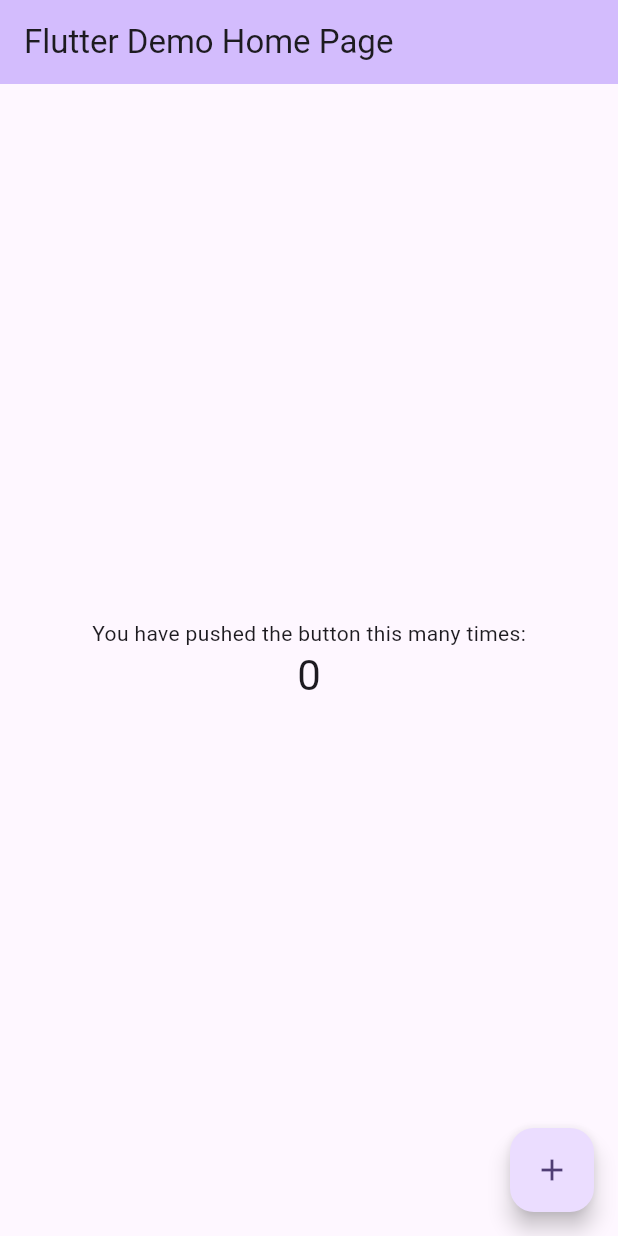
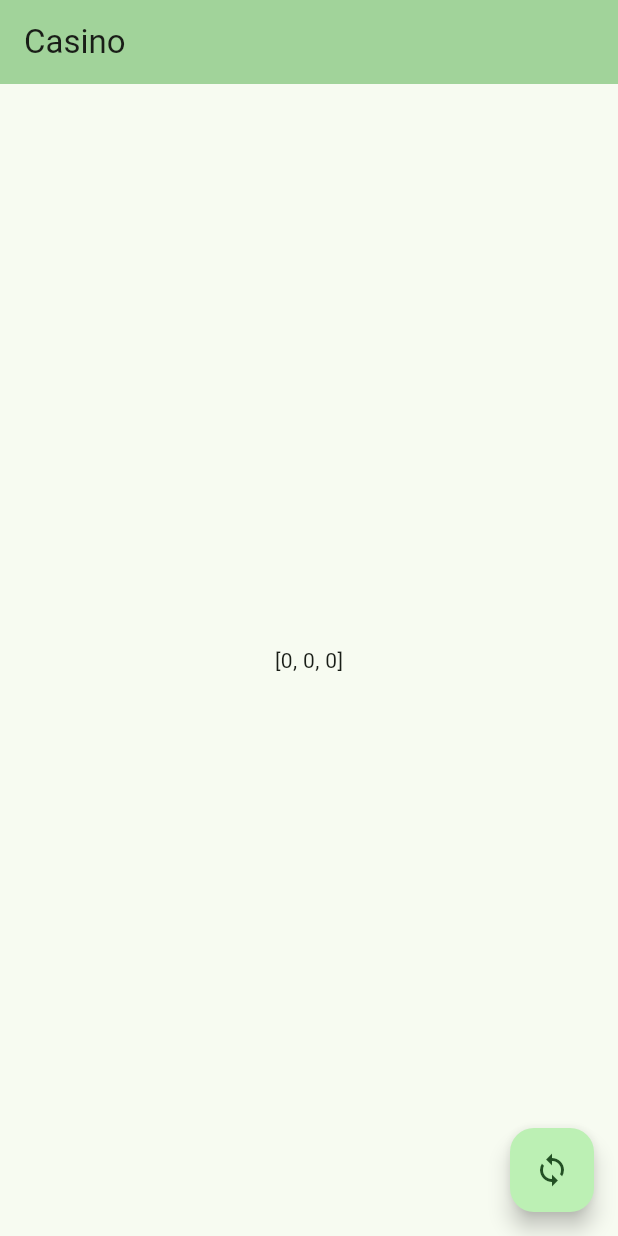
Before and after one commit to Ethan-C11/casino-flutter, a Flutter app: the screen it shows after launch, on a phone screen of 412 x 824 dp. Run offline on Flutter 3.47's test engine with Material 3 defaults, Android fonts, the phone set to English and light mode, and no system bars.

Commit message:
Logique métier

```diff
--- /dev/null
+++ b/lib/casino_index.dart
@@ -0,0 +1,8 @@
+import 'dart:math';
+
+class CasinoIndex {
+
+  static List<int> playCasino() {
+     return [Random().nextInt(8), Random().nextInt(8), Random().nextInt(8)];
+  }
+}
--- /dev/null
+++ b/lib/casino_widget.dart
@@ -0,0 +1,53 @@
+import 'package:flutter/material.dart';
+import './casino_index.dart';
+
+
+class CasinoWidget extends StatefulWidget {
+  const CasinoWidget({super.key, required this.title});
+  final String title;
+
+  @override
+  State<CasinoWidget> createState() => _CasinoWidgetState();
+}
+
+class _CasinoWidgetState extends State<CasinoWidget> {
+  List<int> _casinoResult = [0,0,0];
+
+  void setCasinoResult(int slot1, int slot2, int slot3) {
+    setState(() {
+      _casinoResult = [slot1, slot2, slot3];
+    });
+  }
+
+  void _onButtonPressed() {
+    List<int> casinoResult = CasinoIndex.playCasino();
+    setCasinoResult(casinoResult[0], casinoResult[1], casinoResult[2]);
+  }
+
+  @override
+  Widget build(BuildContext context) {
+
+    Widget cleanBuild() {
+      return  Column(
+          mainAxisAlignment: MainAxisAlignment.center,
+          children: <Widget>[
+            Text(_casinoResult.toString())
+          ],
+        );
+    }
+
+    return Scaffold(
+      appBar: AppBar(
+        backgroundColor: Theme.of(context).colorScheme.inversePrimary,
+        title: Text(widget.title),
+      ),
+      body: Center( child: cleanBuild()
+      ),
+      floatingActionButton: FloatingActionButton(
+        onPressed: _onButtonPressed,
+        tooltip: 'Play',
+        child: const Icon(Icons.loop)
+      ),
+    );
+  }
+}
--- a/lib/main.dart
+++ b/lib/main.dart
@@ -1,125 +1,6 @@
 import 'package:flutter/material.dart';
+import './my_app.dart';
 
 void main() {
   runApp(const MyApp());
 }
-
-class MyApp extends StatelessWidget {
-  const MyApp({super.key});
-
-  // This widget is the root of your application.
-  @override
-  Widget build(BuildContext context) {
-    return MaterialApp(
-      title: 'Flutter Demo',
-      theme: ThemeData(
-        // This is the theme of your application.
-        //
-        // TRY THIS: Try running your application with "flutter run". You'll see
-        // the application has a purple toolbar. Then, without quitting the app,
-        // try changing the seedColor in the colorScheme below to Colors.green
-        // and then invoke "hot reload" (save your changes or press the "hot
-        // reload" button in a Flutter-supported IDE, or press "r" if you used
-        // the command line to start the app).
-        //
-        // Notice that the counter didn't reset back to zero; the application
-        // state is not lost during the reload. To reset the state, use hot
-        // restart instead.
-        //
-        // This works for code too, not just values: Most code changes can be
-        // tested with just a hot reload.
-        colorScheme: ColorScheme.fromSeed(seedColor: Colors.deepPurple),
-        useMaterial3: true,
-      ),
-      home: const MyHomePage(title: 'Flutter Demo Home Page'),
-    );
-  }
-}
-
-class MyHomePage extends StatefulWidget {
-  const MyHomePage({super.key, required this.title});
-
-  // This widget is the home page of your application. It is stateful, meaning
-  // that it has a State object (defined below) that contains fields that affect
-  // how it looks.
-
-  // This class is the configuration for the state. It holds the values (in this
-  // case the title) provided by the parent (in this case the App widget) and
-  // used by the build method of the State. Fields in a Widget subclass are
-  // always marked "final".
-
-  final String title;
-
-  @override
-  State<MyHomePage> createState() => _MyHomePageState();
-}
-
-class _MyHomePageState extends State<MyHomePage> {
-  int _counter = 0;
-
-  void _incrementCounter() {
-    setState(() {
-      // This call to setState tells the Flutter framework that something has
-      // changed in this State, which causes it to rerun the build method below
-      // so that the display can reflect the updated values. If we changed
-      // _counter without calling setState(), then the build method would not be
-      // called again, and so nothing would appear to happen.
-      _counter++;
-    });
-  }
-
-  @override
-  Widget build(BuildContext context) {
-    // This method is rerun every time setState is called, for instance as done
-    // by the _incrementCounter method above.
-    //
-    // The Flutter framework has been optimized to make rerunning build methods
-    // fast, so that you can just rebuild anything that needs updating rather
-    // than having to individually change instances of widgets.
-    return Scaffold(
-      appBar: AppBar(
-        // TRY THIS: Try changing the color here to a specific color (to
-        // Colors.amber, perhaps?) and trigger a hot reload to see the AppBar
-        // change color while the other colors stay the same.
-        backgroundColor: Theme.of(context).colorScheme.inversePrimary,
-        // Here we take the value from the MyHomePage object that was created by
-        // the App.build method, and use it to set our appbar title.
-        title: Text(widget.title),
-      ),
-      body: Center(
-        // Center is a layout widget. It takes a single child and positions it
-        // in the middle of the parent.
-        child: Column(
-          // Column is also a layout widget. It takes a list of children and
-          // arranges them vertically. By default, it sizes itself to fit its
-          // children horizontally, and tries to be as tall as its parent.
-          //
-          // Column has various properties to control how it sizes itself and
-          // how it positions its children. Here we use mainAxisAlignment to
-          // center the children vertically; the main axis here is the vertical
-          // axis because Columns are vertical (the cross axis would be
-          // horizontal).
-          //
-          // TRY THIS: Invoke "debug painting" (choose the "Toggle Debug Paint"
-          // action in the IDE, or press "p" in the console), to see the
-          // wireframe for each widget.
-          mainAxisAlignment: MainAxisAlignment.center,
-          children: <Widget>[
-            const Text(
-              'You have pushed the button this many times:',
-            ),
-            Text(
-              '$_counter',
-              style: Theme.of(context).textTheme.headlineMedium,
-            ),
-          ],
-        ),
-      ),
-      floatingActionButton: FloatingActionButton(
-        onPressed: _incrementCounter,
-        tooltip: 'Increment',
-        child: const Icon(Icons.add),
-      ), // This trailing comma makes auto-formatting nicer for build methods.
-    );
-  }
-}
--- /dev/null
+++ b/lib/my_app.dart
@@ -0,0 +1,19 @@
+import 'package:flutter/material.dart';
+import './casino_widget.dart';
+
+class MyApp extends StatelessWidget {
+  const MyApp({super.key});
+
+  // This widget is the root of your application.
+  @override
+  Widget build(BuildContext context) {
+    return MaterialApp(
+      title: 'Flutter Demo',
+      theme: ThemeData(
+        colorScheme: ColorScheme.fromSeed(seedColor: Colors.green),
+        useMaterial3: true,
+      ),
+      home: const CasinoWidget(title: 'Casino'),
+    );
+  }
+}
```
